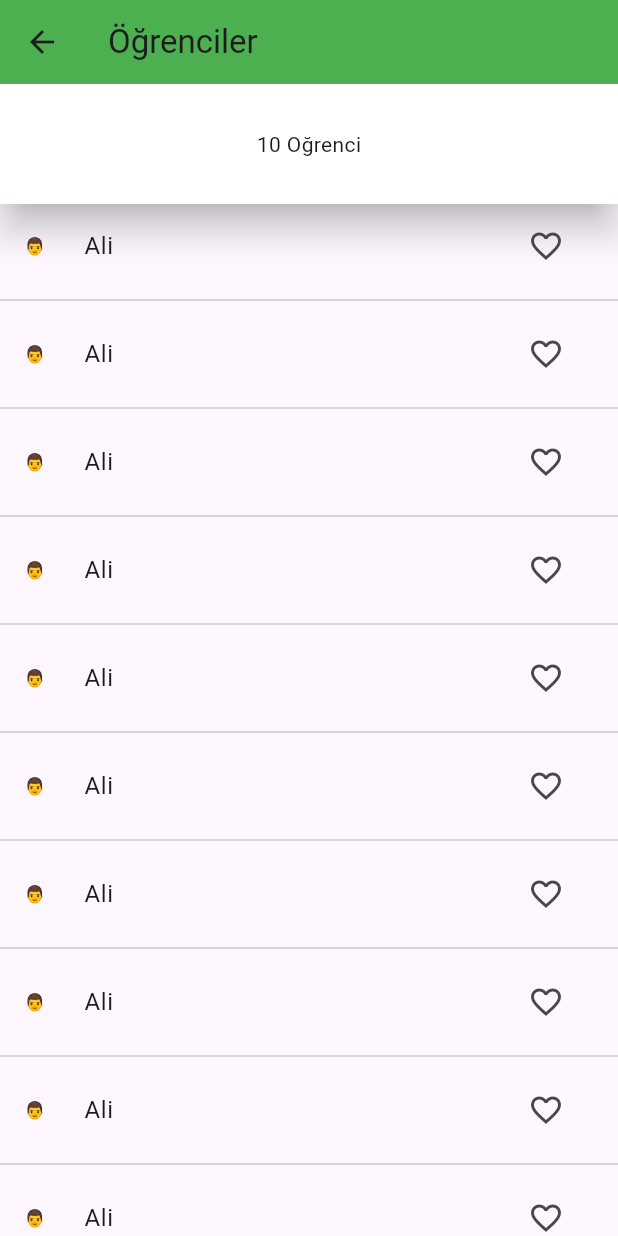
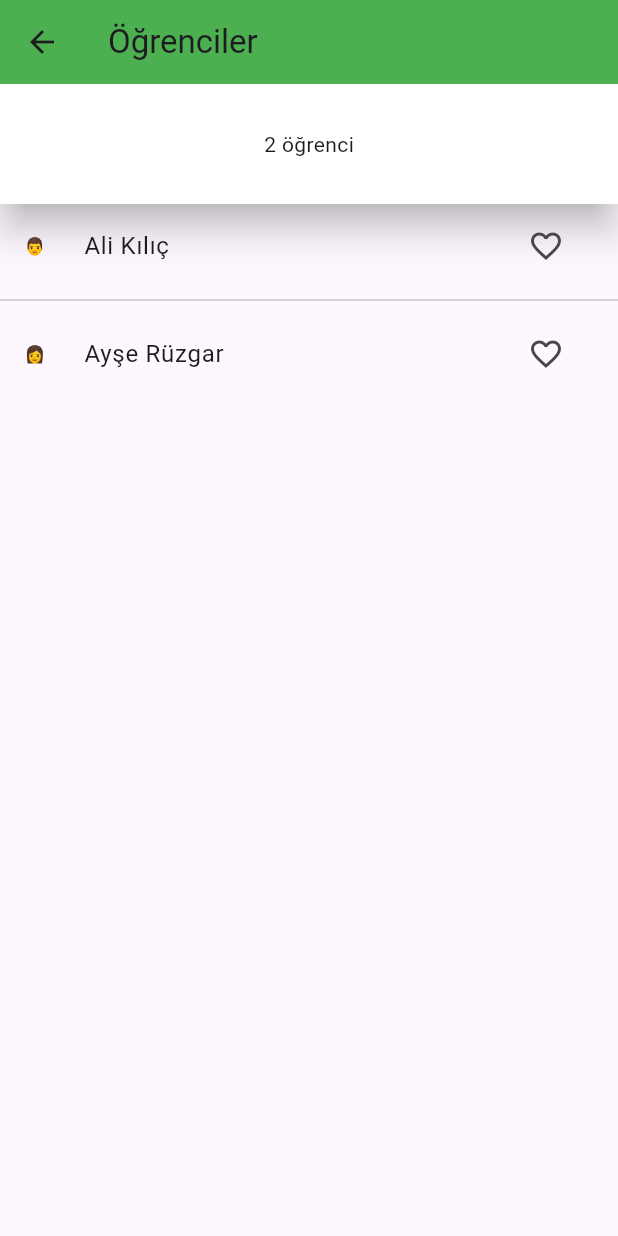
Before and after one commit to oguzdgd/Student-App, a Flutter app: the screen it shows after launch, in the side drawer, after a tap on "Öğrenciler", on a phone screen of 412 x 824 dp. Run offline on Flutter 3.47's test engine with Material 3 defaults, Android fonts, the phone set to English and light mode, and no system bars.

Commit message:
page structure improved

```diff
--- a/lib/main.dart
+++ b/lib/main.dart
@@ -2,6 +2,9 @@ import 'package:flutter/material.dart';
 import 'package:ogrenci_app/pages/mesajlar_sayfasi.dart';
 import 'package:ogrenci_app/pages/ogrenciler_sayfasi.dart';
 import 'package:ogrenci_app/pages/ogretmenler_sayfasi.dart';
+import 'package:ogrenci_app/repository/mesajlar_repository.dart';
+import 'package:ogrenci_app/repository/ogrenciler_repository.dart';
+import 'package:ogrenci_app/repository/ogretmenler_repository.dart';
 
 void main() {
   runApp(const OgrenciApp());
@@ -12,46 +15,58 @@ class OgrenciApp extends StatelessWidget {
 
   @override
   Widget build(BuildContext context) {
-    return MaterialApp(
-      debugShowCheckedModeBanner: false,
-      title: 'Öğrenci Uygulaması',
-      theme: ThemeData(
-        primarySwatch: Colors.blue,
+    return SafeArea(
+      child: MaterialApp(
+        debugShowCheckedModeBanner: false,
+        title: 'Öğrenci Uygulaması',
+        theme: ThemeData(
+          primarySwatch: Colors.blue,
+        ),
+        home: const AnaSayfa(title: 'Öğrenci Ana Sayfa'),
       ),
-      home: const AnaSayfa(title: 'Öğrenci Ana Sayfa'),
     );
   }
 }
 
-class AnaSayfa extends StatelessWidget {
+class AnaSayfa extends StatefulWidget {
   const AnaSayfa({Key? key, required this.title}) : super(key: key);
 
   final String title;
 
   @override
+  State<AnaSayfa> createState() => _AnaSayfaState();
+}
+
+class _AnaSayfaState extends State<AnaSayfa> {
+  MesajlarRepository mesajlarRepository = MesajlarRepository();
+  OgrencilerRepository ogrencilerRepository = OgrencilerRepository();
+  OgretmenlerRepository ogretmenlerRepository = OgretmenlerRepository();
+
+  @override
   Widget build(BuildContext context) {
     return Scaffold(
       appBar: AppBar(
-        title: Text(title),
+        backgroundColor: Colors.blue,
+        title: Text(widget.title),
       ),
       body: Center(
         child: Column(
           mainAxisSize: MainAxisSize.min,
           children: [
             TextButton(
-              child: const Text('10 yeni mesaj'),
+              child:  Text('${mesajlarRepository.yeniMesajSayisi} yeni mesaj'),
               onPressed: () {
                 _mesajlaraGit(context);
               },
             ),
             TextButton(
-              child: const Text('10 öğrenci'),
+              child:  Text('${ogrencilerRepository.ogrenciler.length} öğrenci'),
               onPressed: () {
                 _ogrencilereGit(context);
               },
             ),
             TextButton(
-              child: const Text('10 öğretmen'),
+              child:  Text('${ogretmenlerRepository.ogretmenler.length} öğretmen'),
               onPressed: () {
                 _ogretmenlereGit(context);
               },
@@ -95,19 +110,21 @@ class AnaSayfa extends StatelessWidget {
 
   void _ogrencilereGit(BuildContext context) {
     Navigator.of(context).push(MaterialPageRoute(builder: (context) {
-      return OgrencilerSayfasi();
+      return OgrencilerSayfasi(ogrencilerRepository);
     },));
   }
 
   void _ogretmenlereGit(BuildContext context) {
     Navigator.of(context).push(MaterialPageRoute(builder: (context) {
-      return OgretmenlerSayfasi();
+      return OgretmenlerSayfasi(ogretmenlerRepository);
     },));
   }
 
-  void _mesajlaraGit(BuildContext context) {
-    Navigator.of(context).push(MaterialPageRoute(builder: (context) {
-      return MesajlarSayfasi();
+  Future<void> _mesajlaraGit(BuildContext context) async {
+    await Navigator.of(context).push(MaterialPageRoute(builder: (context) {
+      return MesajlarSayfasi(mesajlarRepository);
     },));
+    setState(() {
+    });
   }
 }
--- a/lib/pages/ogrenciler_sayfasi.dart
+++ b/lib/pages/ogrenciler_sayfasi.dart
@@ -1,9 +1,11 @@
 import 'package:flutter/cupertino.dart';
 import 'package:flutter/material.dart';
 import 'package:flutter/widgets.dart';
+import 'package:ogrenci_app/repository/ogrenciler_repository.dart';
 
 class OgrencilerSayfasi extends StatefulWidget {
-  const OgrencilerSayfasi({Key? key}) : super(key: key);
+  final OgrencilerRepository ogrencilerRepository;
+  const OgrencilerSayfasi(this.ogrencilerRepository, {Key? key}) : super(key: key);
 
   @override
   _OgrencilerSayfasiState createState() => _OgrencilerSayfasiState();
@@ -19,29 +21,25 @@ class _OgrencilerSayfasiState extends State<OgrencilerSayfasi> {
       ),
       body: Column(
         children: [
-          const PhysicalModel(
+           PhysicalModel(
             color: Colors.white,
             elevation: 10,
             child: Center(
               child: Padding(
-                padding: EdgeInsets.symmetric(vertical: 30, horizontal: 30),
-                child: Text("10 Oğrenci"),
+                padding: const EdgeInsets.symmetric(vertical: 30, horizontal: 30),
+                child: Text("${widget.ogrencilerRepository.ogrenciler.length} öğrenci"),
               ),
             ),
           ),
           Expanded(
             child: ListView.separated(
-              itemBuilder: (BuildContext context, int index) => ListTile(
-                title: const Text("Ali"),
-                trailing: IconButton(
-                  onPressed: () {},
-                  icon: Icon(Icons.favorite_border),
-                ),
-                leading: Text("👨"),
+              itemBuilder: (BuildContext context, int index) => OgrenciSatiri(
+                widget.ogrencilerRepository.ogrenciler[index],
+                  widget.ogrencilerRepository
               ),
               separatorBuilder: (BuildContext context, int index) =>
                   const Divider(),
-              itemCount: 25,
+              itemCount: widget.ogrencilerRepository.ogrenciler.length,
             ),
           ),
         ],
@@ -49,3 +47,34 @@ class _OgrencilerSayfasiState extends State<OgrencilerSayfasi> {
     );
   }
 }
+
+class OgrenciSatiri extends StatefulWidget {
+  final Ogrenci ogrenci;
+  final OgrencilerRepository ogrencilerRepository;
+  const OgrenciSatiri( this.ogrenci, OgrencilerRepository this.ogrencilerRepository, {
+    super.key,
+  });
+
+  @override
+  State<OgrenciSatiri> createState() => _OgrenciSatiriState();
+}
+
+class _OgrenciSatiriState extends State<OgrenciSatiri> {
+  @override
+  Widget build(BuildContext context) {
+    bool seviyorMuyum = widget.ogrencilerRepository.seviyorMuyum(widget.ogrenci);
+    return ListTile(
+      title:  Text(widget.ogrenci.ad + " " +widget.ogrenci.soyad),
+      leading: Text(widget.ogrenci.cinsiyet =="Kadın" ?"👩" :"👨"),
+      trailing: IconButton(
+        onPressed: () {
+          setState(() {
+            widget.ogrencilerRepository.sev(widget.ogrenci, !seviyorMuyum );
+          });
+        },
+        icon: Icon(seviyorMuyum? Icons.favorite : Icons.favorite_border),
+      ),
+
+    );
+  }
+}
```
Also changed, not shown: lib/pages/mesajlar_sayfasi.dart (+91 -13 lines), lib/pages/ogretmenler_sayfasi.dart (+28 -8 lines).
